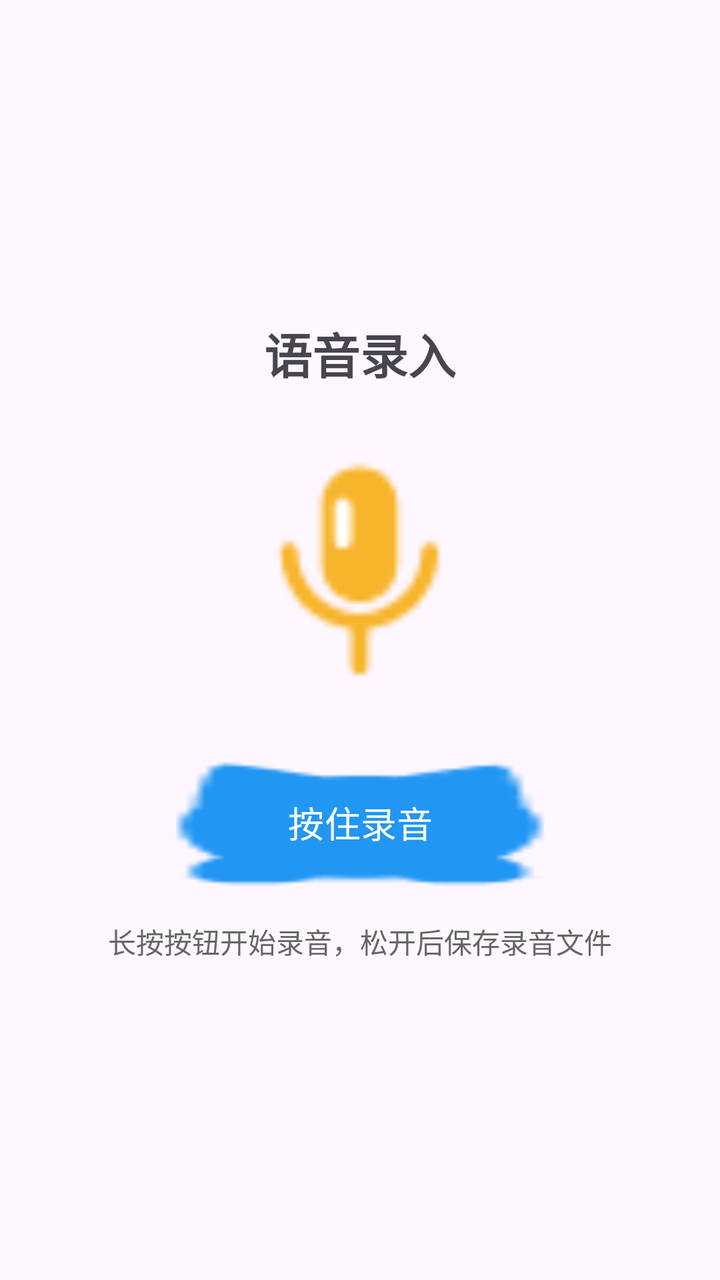
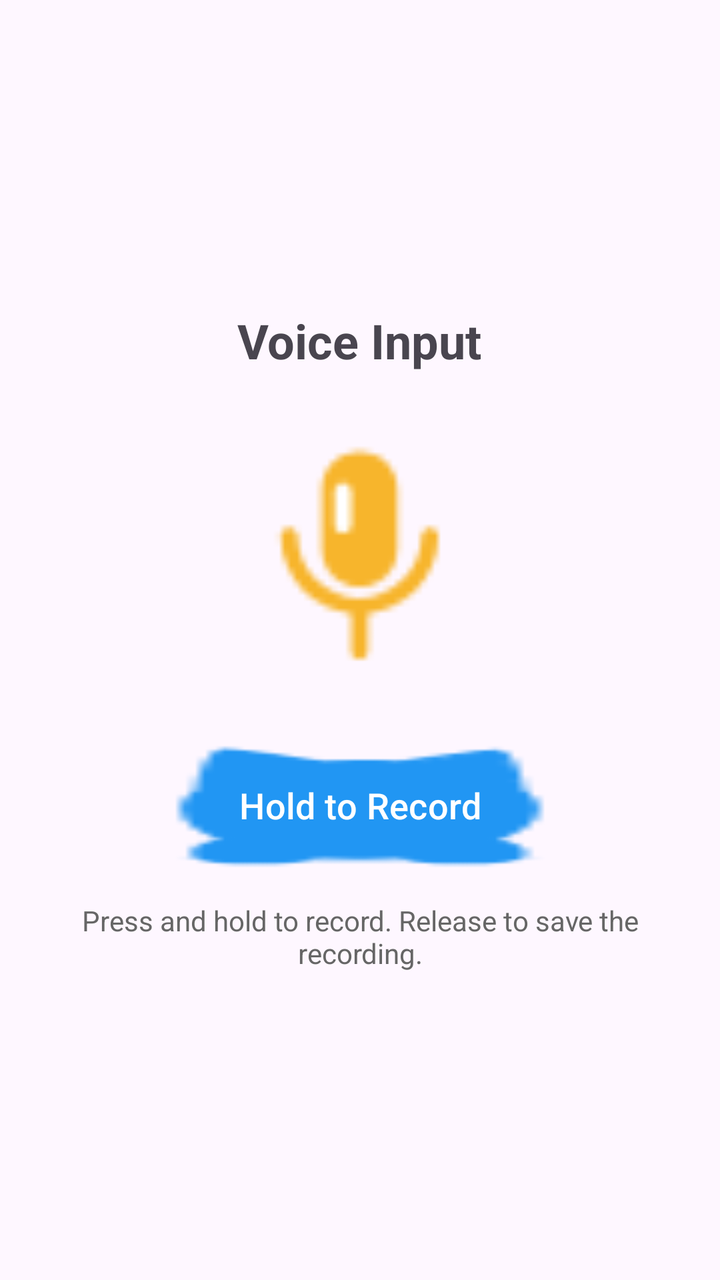

Compare the two renders of this Android layout. The source of the first and the diff that turns it into the second are given below.
<!-- AndroidManifest.xml: application theme Theme.EnTeacher -->
<!-- res/layout/activity_voice_input.xml -->
<?xml version="1.0" encoding="utf-8"?>
<LinearLayout xmlns:android="http://schemas.android.com/apk/res/android"
    android:layout_width="match_parent"
    android:layout_height="match_parent"
    android:orientation="vertical"
    android:gravity="center"
    android:padding="16dp">

    <TextView
        android:layout_width="wrap_content"
        android:layout_height="wrap_content"
        android:text="@string/voice_input_title"
        android:textSize="24sp"
        android:textStyle="bold"
        android:layout_marginBottom="32dp" />

    <ImageView
        android:layout_width="120dp"
        android:layout_height="120dp"
        android:src="@drawable/ic_voice_recording"
        android:layout_marginBottom="32dp"
        android:contentDescription="@string/voice_recording_icon_description" />

    <Button
        android:id="@+id/btn_record"
        android:layout_width="wrap_content"
        android:layout_height="wrap_content"
        android:text="@string/voice_hold_to_record"
        android:textSize="18sp"
        android:padding="16dp"
        android:background="@drawable/shape_oval_sweep"
        android:minWidth="200dp" />

    <TextView
        android:layout_width="wrap_content"
        android:layout_height="wrap_content"
        android:text="@string/voice_recording_instruction"
        android:textSize="14sp"
        android:layout_marginTop="16dp"
        android:textColor="#666666" />

</LinearLayout>
<!-- resources referenced by this layout -->
<resources>
  <!-- drawable ic_voice_recording: png bitmap (drawable-nodpi, 1260 bytes) -->
  <!-- drawable shape_oval_sweep: png bitmap (drawable-nodpi, 3182 bytes) -->
  <string name="voice_hold_to_record">按住录音</string>
  <string name="voice_input_title">语音录入</string>
  <string name="voice_recording_icon_description">录音图标</string>
  <string name="voice_recording_instruction">长按按钮开始录音，松开后保存录音文件</string>
  <style name="Theme.EnTeacher" parent="Base.Theme.EnTeacher" />
  <style name="Base.Theme.EnTeacher" parent="Theme.Material3.DayNight.NoActionBar">
          
          <item name="colorPrimary">@color/primary_color</item>
          <item name="android:statusBarColor">@android:color/transparent</item>
          <item name="android:windowLightStatusBar">false</item>
      </style>
  <color name="primary_color">#2196F3</color>
</resources>

<!-- the commit's change to res/layout/activity_voice_input.xml (unified diff, before → after) -->
@@ -1,5 +1,6 @@
 <?xml version="1.0" encoding="utf-8"?>
 <LinearLayout xmlns:android="http://schemas.android.com/apk/res/android"
+    android:id="@+id/voiceInputRoot"
     android:layout_width="match_parent"
     android:layout_height="match_parent"
     android:orientation="vertical"
@@ -34,6 +35,7 @@
     <TextView
         android:layout_width="wrap_content"
         android:layout_height="wrap_content"
+        android:gravity="center_horizontal"
         android:text="@string/voice_recording_instruction"
         android:textSize="14sp"
         android:layout_marginTop="16dp"
<!-- resource entries referenced after the edit -->
@@ -2,10 +2,10 @@
 <resources>
   <!-- drawable ic_voice_recording: png bitmap (drawable-nodpi, 1260 bytes) -->
   <!-- drawable shape_oval_sweep: png bitmap (drawable-nodpi, 3182 bytes) -->
-  <string name="voice_hold_to_record">按住录音</string>
-  <string name="voice_input_title">语音录入</string>
-  <string name="voice_recording_icon_description">录音图标</string>
-  <string name="voice_recording_instruction">长按按钮开始录音，松开后保存录音文件</string>
+  <string name="voice_hold_to_record">Hold to Record</string>
+  <string name="voice_input_title">Voice Input</string>
+  <string name="voice_recording_icon_description">Voice recording icon</string>
+  <string name="voice_recording_instruction">Press and hold to record. Release to save the recording.</string>
   <style name="Theme.EnTeacher" parent="Base.Theme.EnTeacher" />
   <style name="Base.Theme.EnTeacher" parent="Theme.Material3.DayNight.NoActionBar">
           
